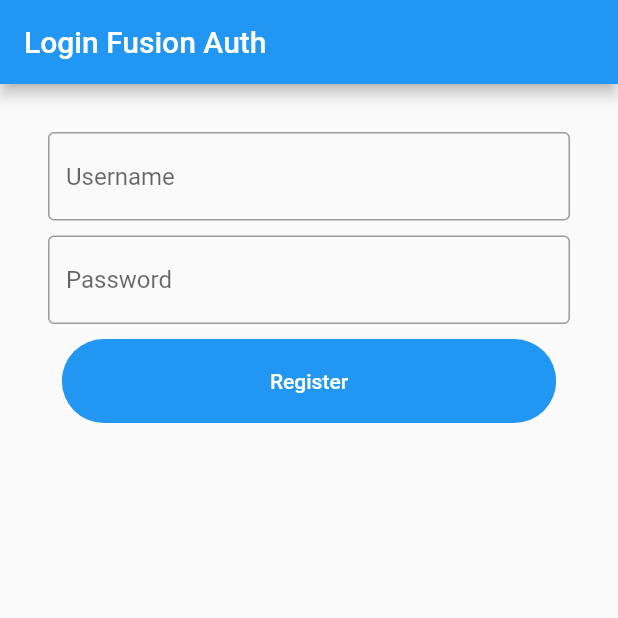
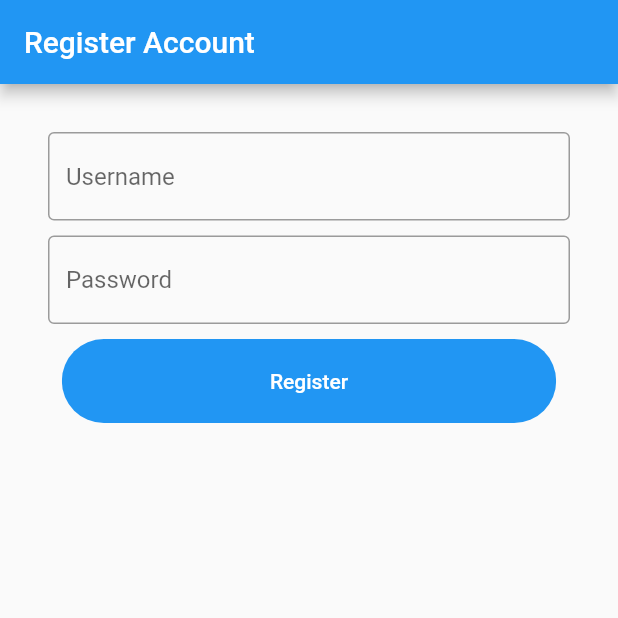
Before and after one commit to FusionAuth/fusionauth-example-cross-platform-game, a Flutter app: the screen it shows after launch, after a tap on "Not Registered?", on a phone screen of 412 x 824 dp, the top half of it. Run offline on Flutter 3.47's test engine with Material 2 defaults, Android fonts, the phone set to English and light mode, and no system bars.

Commit message:
some changes

```diff
--- a/lib/login_screen.dart
+++ b/lib/login_screen.dart
@@ -22,7 +22,7 @@
   Widget build(BuildContext context) {
     return Scaffold(
         appBar: AppBar(
-          title: Text('Login Fusion Auth'),
+          title: Text('Login'),
         ),
         body: Padding(
           padding: const EdgeInsets.all(_horizontalPadding),
--- a/lib/main.dart
+++ b/lib/main.dart
@@ -7,7 +7,7 @@
   WidgetsFlutterBinding.ensureInitialized();
   bool userStatus = await checkUserIsLoggedIn();
   runApp(MyApp(
-    status: userStatus,
+    status: false,
   ));
 }
 
--- a/lib/register_screen.dart
+++ b/lib/register_screen.dart
@@ -24,7 +24,7 @@
   Widget build(BuildContext context) {
     return Scaffold(
         appBar: AppBar(
-          title: Text('Login Fusion Auth'),
+          title: Text('Register Account'),
         ),
         body: Padding(
           padding: const EdgeInsets.all(_horizontalPadding),
```
